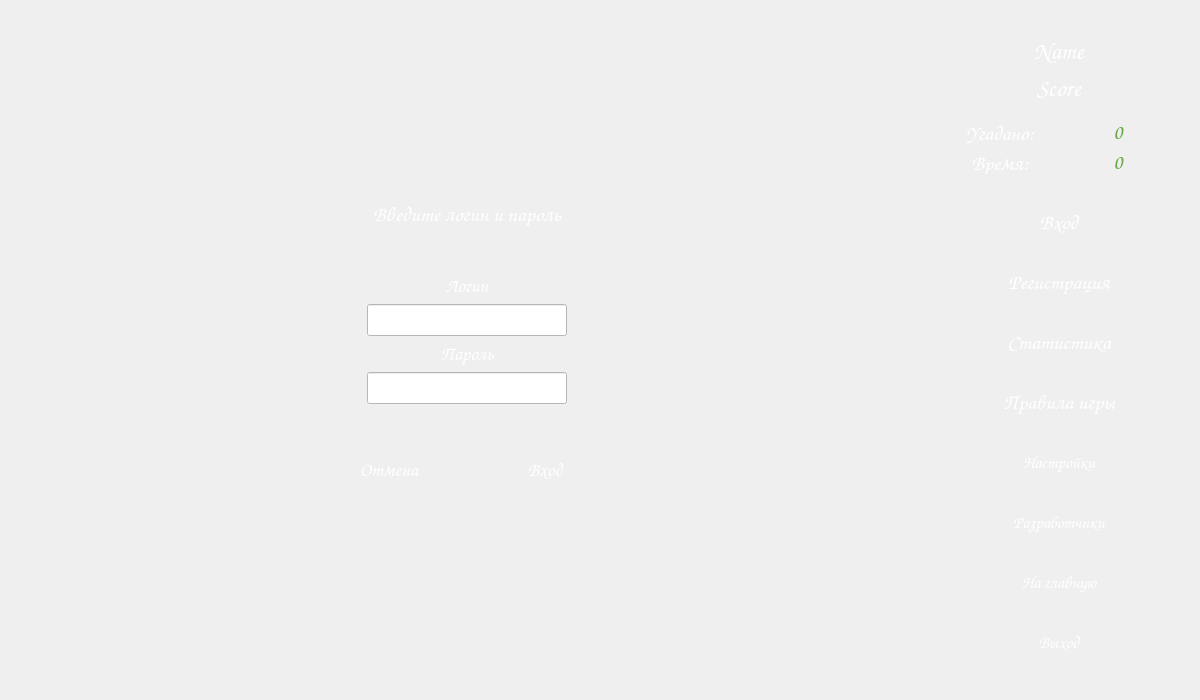
Above: mainwindow.ui from dronnikovigor/gui-1h2017-14 before the change. Below: the same form after it.
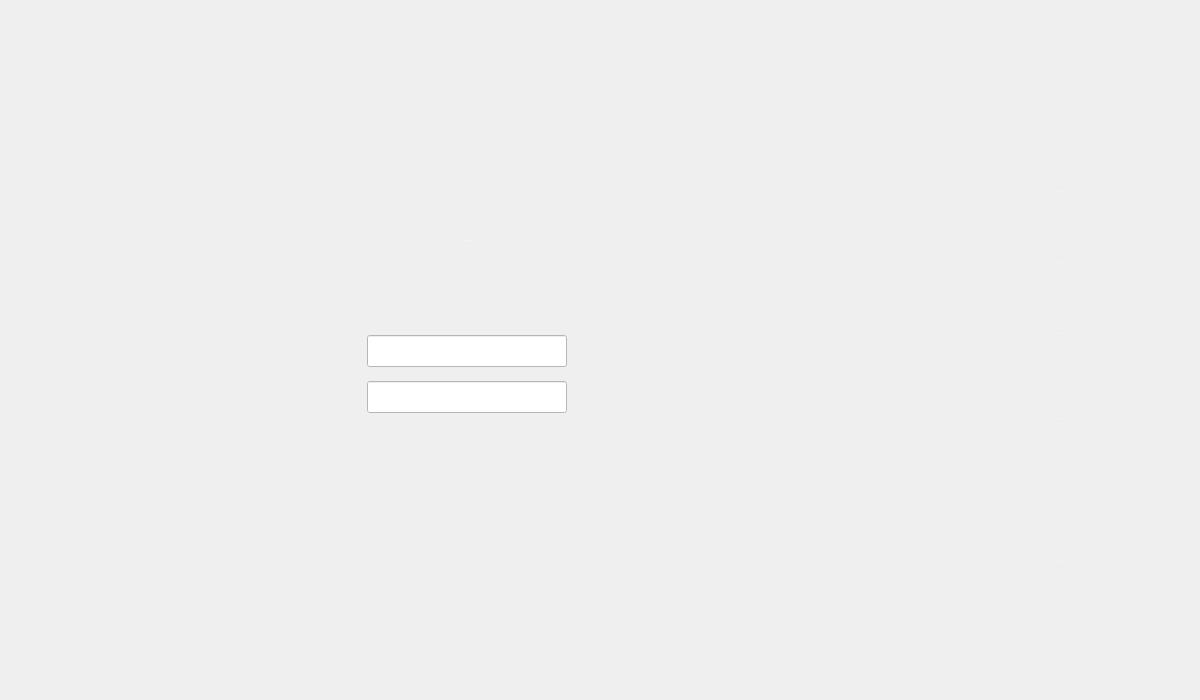
That is the form after the change. The open tabs and pages were chosen to show the change. Icons and pictures are not drawn.

Commit message: Fixed fonts sizes; Added about page

Patch:
```diff
--- a/mainwindow.ui
+++ b/mainwindow.ui
@@ -115,166 +115,54 @@
             </property>
             <layout class="QGridLayout" name="gridLayout">
              <item row="2" column="0">
-              <widget class="QLabel" name="label_5">
-               <property name="font">
-                <font>
-                 <family>Comic Sans MS</family>
-                 <pointsize>16</pointsize>
-                 <strikeout>false</strikeout>
-                 <kerning>true</kerning>
-                </font>
+              <spacer name="verticalSpacer_13">
+               <property name="orientation">
+                <enum>Qt::Vertical</enum>
                </property>
-               <property name="cursor">
-                <cursorShape>ArrowCursor</cursorShape>
+               <property name="sizeType">
+                <enum>QSizePolicy::Fixed</enum>
                </property>
-               <property name="autoFillBackground">
-                <bool>false</bool>
+               <property name="sizeHint" stdset="0">
+                <size>
+                 <width>20</width>
+                 <height>40</height>
+                </size>
                </property>
-               <property name="text">
-                <string>&lt;html&gt;&lt;head/&gt;&lt;body&gt;&lt;p align=&quot;center&quot;&gt;&lt;span style=&quot; color:#ffffff;&quot;&gt;Введите логин и пароль&lt;/span&gt;&lt;/p&gt;&lt;/body&gt;&lt;/html&gt;</string>
+              </spacer>
+             </item>
+             <item row="0" column="0">
+              <spacer name="verticalSpacer_12">
+               <property name="orientation">
+                <enum>Qt::Vertical</enum>
                </property>
-               <property name="textFormat">
-                <enum>Qt::AutoText</enum>
+               <property name="sizeType">
+                <enum>QSizePolicy::Fixed</enum>
                </property>
-               <property name="alignment">
-                <set>Qt::AlignCenter</set>
+               <property name="sizeHint" stdset="0">
+                <size>
+                 <width>20</width>
+                 <height>40</height>
+                </size>
                </property>
-              </widget>
+              </spacer>
              </item>
-             <item row="1" column="0">
+             <item row="4" column="0">
               <spacer name="verticalSpacer_14">
                <property name="orientation">
                 <enum>Qt::Vertical</enum>
                </property>
                <property name="sizeType">
-                <enum>QSizePolicy::Maximum</enum>
+                <enum>QSizePolicy::Fixed</enum>
                </property>
                <property name="sizeHint" stdset="0">
                 <size>
-                 <width>10</width>
+                 <width>20</width>
                  <height>40</height>
                 </size>
                </property>
               </spacer>
              </item>
-             <item row="6" column="0">
-              <layout class="QHBoxLayout" name="horizontalLayout_6">
-               <item>
-                <spacer name="horizontalSpacer_8">
-                 <property name="orientation">
-                  <enum>Qt::Horizontal</enum>
-                 </property>
-                 <property name="sizeHint" stdset="0">
-                  <size>
-                   <width>40</width>
-                   <height>20</height>
-                  </size>
-                 </property>
-                </spacer>
-               </item>
-               <item>
-                <widget class="QPushButton" name="cancelButton">
-                 <property name="sizePolicy">
-                  <sizepolicy hsizetype="Minimum" vsizetype="Fixed">
-                   <horstretch>0</horstretch>
-                   <verstretch>0</verstretch>
-                  </sizepolicy>
-                 </property>
-                 <property name="minimumSize">
-                  <size>
-                   <width>150</width>
-                   <height>40</height>
-                  </size>
-                 </property>
-                 <property name="maximumSize">
-                  <size>
-                   <width>230</width>
-                   <height>16777215</height>
-                  </size>
-                 </property>
-                 <property name="font">
-                  <font>
-                   <family>Comic Sans MS</family>
-                   <pointsize>14</pointsize>
-                   <weight>50</weight>
-                   <italic>false</italic>
-                   <bold>false</bold>
-                  </font>
-                 </property>
-                 <property name="styleSheet">
-                  <string notr="true">background-color: rgb(255, 255, 255);
-color: rgb(255, 255, 255);
-background-image: url(:/images/res/button.png);</string>
-                 </property>
-                 <property name="text">
-                  <string>Отмена</string>
-                 </property>
-                 <property name="flat">
-                  <bool>true</bool>
-                 </property>
-                </widget>
-               </item>
-               <item>
-                <widget class="QPushButton" name="loginButton_3">
-                 <property name="sizePolicy">
-                  <sizepolicy hsizetype="Minimum" vsizetype="Fixed">
-                   <horstretch>0</horstretch>
-                   <verstretch>0</verstretch>
-                  </sizepolicy>
-                 </property>
-                 <property name="minimumSize">
-                  <size>
-                   <width>150</width>
-                   <height>40</height>
-                  </size>
-                 </property>
-                 <property name="maximumSize">
-                  <size>
-                   <width>230</width>
-                   <height>16777215</height>
-                  </size>
-                 </property>
-                 <property name="font">
-                  <font>
-                   <family>Comic Sans MS</family>
-                   <pointsize>14</pointsize>
-                   <weight>50</weight>
-                   <italic>false</italic>
-                   <bold>false</bold>
-                  </font>
-                 </property>
-                 <property name="styleSheet">
-                  <string notr="true">background-color: rgb(255, 255, 255);
-color: rgb(255, 255, 255);
-background-image: url(:/images/res/button.png);</string>
-                 </property>
-                 <property name="text">
-                  <string>Вход</string>
-                 </property>
-                 <property name="flat">
-                  <bool>true</bool>
-                 </property>
-                </widget>
-               </item>
-               <item>
-                <spacer name="horizontalSpacer_11">
-                 <property name="orientation">
-                  <enum>Qt::Horizontal</enum>
-                 </property>
-                 <property name="sizeType">
-                  <enum>QSizePolicy::Expanding</enum>
-                 </property>
-                 <property name="sizeHint" stdset="0">
-                  <size>
-                   <width>20</width>
-                   <height>20</height>
-                  </size>
-                 </property>
-                </spacer>
-               </item>
-              </layout>
-             </item>
-             <item row="4" column="0">
+             <item row="3" column="0">
               <layout class="QHBoxLayout" name="horizontalLayout_9">
                <item>
                 <spacer name="horizontalSpacer_9">
@@ -296,14 +184,18 @@
                    <property name="font">
                     <font>
                      <family>Comic Sans MS</family>
-                     <pointsize>10</pointsize>
+                     <pointsize>-1</pointsize>
+                     <weight>50</weight>
+                     <italic>false</italic>
+                     <bold>false</bold>
                     </font>
                    </property>
                    <property name="styleSheet">
-                    <string notr="true"/>
+                    <string notr="true">color: rgb(255, 255, 255);
+font: 21px &quot;Comic Sans MS&quot;;</string>
                    </property>
                    <property name="text">
-                    <string>&lt;html&gt;&lt;head/&gt;&lt;body&gt;&lt;p align=&quot;center&quot;&gt;&lt;span style=&quot; font-size:14pt; color:#ffffff;&quot;&gt;Логин&lt;/span&gt;&lt;/p&gt;&lt;/body&gt;&lt;/html&gt;</string>
+                    <string>Логин</string>
                    </property>
                    <property name="alignment">
                     <set>Qt::AlignCenter</set>
@@ -337,11 +229,18 @@
                    <property name="font">
                     <font>
                      <family>Comic Sans MS</family>
-                     <pointsize>10</pointsize>
+                     <pointsize>-1</pointsize>
+                     <weight>50</weight>
+                     <italic>false</italic>
+                     <bold>false</bold>
                     </font>
                    </property>
+                   <property name="styleSheet">
+                    <string notr="true">color: rgb(255, 255, 255);
+font: 21px &quot;Comic Sans MS&quot;;</string>
+                   </property>
                    <property name="text">
-                    <string>&lt;html&gt;&lt;head/&gt;&lt;body&gt;&lt;p align=&quot;center&quot;&gt;&lt;span style=&quot; font-size:14pt; color:#ffffff;&quot;&gt;Пароль&lt;/span&gt;&lt;/p&gt;&lt;/body&gt;&lt;/html&gt;</string>
+                    <string>Пароль</string>
                    </property>
                    <property name="alignment">
                     <set>Qt::AlignCenter</set>
@@ -393,43 +292,165 @@
                </item>
               </layout>
              </item>
+             <item row="1" column="0">
+              <widget class="QLabel" name="label_5">
+               <property name="font">
+                <font>
+                 <family>Comic Sans MS</family>
+                 <pointsize>-1</pointsize>
+                 <weight>50</weight>
+                 <italic>false</italic>
+                 <bold>false</bold>
+                </font>
+               </property>
+               <property name="cursor">
+                <cursorShape>ArrowCursor</cursorShape>
+               </property>
+               <property name="autoFillBackground">
+                <bool>false</bool>
+               </property>
+               <property name="styleSheet">
+                <string notr="true">color: rgb(255, 255, 255);
+font: 26px &quot;Comic Sans MS&quot;;</string>
+               </property>
+               <property name="text">
+                <string>Введите логин и пароль</string>
+               </property>
+               <property name="textFormat">
+                <enum>Qt::AutoText</enum>
+               </property>
+               <property name="alignment">
+                <set>Qt::AlignCenter</set>
+               </property>
+              </widget>
+             </item>
              <item row="5" column="0">
-              <spacer name="verticalSpacer_12">
-               <property name="orientation">
-                <enum>Qt::Vertical</enum>
-               </property>
-               <property name="sizeType">
-                <enum>QSizePolicy::Maximum</enum>
-               </property>
-               <property name="sizeHint" stdset="0">
-                <size>
-                 <width>20</width>
-                 <height>40</height>
-                </size>
-               </property>
-              </spacer>
+              <layout class="QHBoxLayout" name="horizontalLayout_6">
+               <item>
+                <spacer name="horizontalSpacer_8">
+                 <property name="orientation">
+                  <enum>Qt::Horizontal</enum>
+                 </property>
+                 <property name="sizeHint" stdset="0">
+                  <size>
+                   <width>40</width>
+                   <height>20</height>
+                  </size>
+                 </property>
+                </spacer>
+               </item>
+               <item>
+                <widget class="QPushButton" name="cancelButton">
+                 <property name="sizePolicy">
+                  <sizepolicy hsizetype="Minimum" vsizetype="Fixed">
+                   <horstretch>0</horstretch>
+                   <verstretch>0</verstretch>
+                  </sizepolicy>
+                 </property>
+                 <property name="minimumSize">
+                  <size>
+                   <width>150</width>
+                   <height>40</height>
+                  </size>
+                 </property>
+                 <property name="maximumSize">
+                  <size>
+                   <width>230</width>
+                   <height>16777215</height>
+                  </size>
+                 </property>
+                 <property name="font">
+                  <font>
+                   <family>Comic Sans MS</family>
+                   <pointsize>-1</pointsize>
+                   <weight>50</weight>
+                   <italic>false</italic>
+                   <bold>false</bold>
+                  </font>
+                 </property>
+                 <property name="styleSheet">
+                  <string notr="true">background-color: rgb(255, 255, 255);
+color: rgb(255, 255, 255);
+background-image: url(:/images/res/button.png);
+font: 19px &quot;Comic Sans MS&quot;;</string>
+                 </property>
+                 <property name="text">
+                  <string>Отмена</string>
+                 </property>
+                 <property name="flat">
+                  <bool>true</bool>
+                 </property>
+                </widget>
+               </item>
+               <item>
+                <widget class="QPushButton" name="loginButton_3">
+                 <property name="sizePolicy">
+                  <sizepolicy hsizetype="Minimum" vsizetype="Fixed">
+                   <horstretch>0</horstretch>
+                   <verstretch>0</verstretch>
+                  </sizepolicy>
+                 </property>
+                 <property name="minimumSize">
+                  <size>
+                   <width>150</width>
+                   <height>40</height>
+                  </size>
+                 </property>
+                 <property name="maximumSize">
+                  <size>
+                   <width>230</width>
+                   <height>16777215</height>
+                  </size>
+                 </property>
+                 <property name="font">
+                  <font>
+                   <family>Comic Sans MS</family>
+                   <pointsize>-1</pointsize>
+                   <weight>50</weight>
+                   <italic>false</italic>
+                   <bold>false</bold>
+                  </font>
+                 </property>
+                 <property name="styleSheet">
+                  <string notr="true">background-color: rgb(255, 255, 255);
+color: rgb(255, 255, 255);
+background-image: url(:/images/res/button.png);
+font: 19px &quot;Comic Sans MS&quot;;</string>
+                 </property>
+                 <property name="text">
+                  <string>Вход</string>
+                 </property>
+                 <property name="flat">
+                  <bool>true</bool>
+                 </property>
+                </widget>
+               </item>
+               <item>
+                <spacer name="horizontalSpacer_11">
+                 <property name="orientation">
+                  <enum>Qt::Horizontal</enum>
+                 </property>
+                 <property name="sizeType">
+                  <enum>QSizePolicy::Expanding</enum>
+                 </property>
+                 <property name="sizeHint" stdset="0">
+                  <size>
+                   <width>20</width>
+                   <height>20</height>
+                  </size>
+                 </property>
+                </spacer>
+               </item>
+              </layout>
              </item>
-             <item row="3" column="0">
-              <spacer name="verticalSpacer_13">
-               <property name="orientation">
-                <enum>Qt::Vertical</enum>
-               </property>
-               <property name="sizeType">
-                <enum>QSizePolicy::Maximum</enum>
-               </property>
-               <property name="sizeHint" stdset="0">
-                <size>
-                 <width>20</width>
-                 <height>40</height>
-                </size>
-               </property>
-              </spacer>
-             </item>
-             <item row="7" column="0">
+             <item row="6" column="0">
               <spacer name="verticalSpacer_15">
                <property name="orientation">
                 <enum>Qt::Vertical</enum>
                </property>
+               <property name="sizeType">
+                <enum>QSizePolicy::Fixed</enum>
+               </property>
                <property name="sizeHint" stdset="0">
                 <size>
                  <width>20</width>
@@ -2598,10 +2619,21 @@
             <property name="font">
              <font>
               <family>Comic Sans MS</family>
+              <pointsize>-1</pointsize>
+              <weight>50</weight>
+              <italic>false</italic>
+              <bold>false</bold>
              </font>
             </property>
+            <property name="styleSheet">
+             <string notr="true">color: rgb(255, 255, 255);
+font: 21px &quot;Comic Sans MS&quot;;</string>
+            </property>
             <property name="text">
-             <string>&lt;html&gt;&lt;head/&gt;&lt;body&gt;&lt;p align=&quot;center&quot;&gt;&lt;span style=&quot; font-size:18pt; color:#ffffff;&quot;&gt;Name&lt;/span&gt;&lt;/p&gt;&lt;/body&gt;&lt;/html&gt;</string>
+             <string>Name</string>
+            </property>
+            <property name="alignment">
+             <set>Qt::AlignCenter</set>
             </property>
            </widget>
           </item>
@@ -2610,10 +2642,21 @@
             <property name="font">
              <font>
               <family>Comic Sans MS</family>
+              <pointsize>-1</pointsize>
+              <weight>50</weight>
+              <italic>false</italic>
+              <bold>false</bold>
              </font>
             </property>
+            <property name="styleSheet">
+             <string notr="true">color: rgb(255, 255, 255);
+font: 21px &quot;Comic Sans MS&quot;;</string>
+            </property>
             <property name="text">
-             <string>&lt;html&gt;&lt;head/&gt;&lt;body&gt;&lt;p align=&quot;center&quot;&gt;&lt;span style=&quot; font-size:18pt; color:#ffffff;&quot;&gt;Score&lt;/span&gt;&lt;/p&gt;&lt;/body&gt;&lt;/html&gt;</string>
+             <string>Score</string>
+            </property>
+            <property name="alignment">
+             <set>Qt::AlignCenter</set>
             </property>
            </widget>
           </item>
@@ -2640,7 +2683,10 @@
               <property name="font">
                <font>
                 <family>Comic Sans MS</family>
-                <pointsize>16</pointsize>
+                <pointsize>-1</pointsize>
+                <weight>50</weight>
+                <italic>false</italic>
+                <bold>false</bold>
                </font>
               </property>
               <property name="styleSheet">
@@ -2659,7 +2705,10 @@
               <property name="font">
                <font>
                 <family>Comic Sans MS</family>
-                <pointsize>16</pointsize>
+                <pointsize>-1</pointsize>
+                <weight>50</weight>
+                <italic>false</italic>
+                <bold>false</bold>
                </font>
               </property>
               <property name="styleSheet">
@@ -2678,7 +2727,10 @@
               <property name="font">
                <font>
                 <family>Comic Sans MS</family>
-                <pointsize>16</pointsize>
+                <pointsize>-1</pointsize>
+                <weight>50</weight>
+                <italic>false</italic>
+                <bold>false</bold>
                </font>
               </property>
               <property name="styleSheet">
@@ -2697,7 +2749,10 @@
               <property name="font">
                <font>
                 <family>Comic Sans MS</family>
-                <pointsize>16</pointsize>
+                <pointsize>-1</pointsize>
+                <weight>50</weight>
+                <italic>false</italic>
+                <bold>false</bold>
                </font>
               </property>
               <property name="styleSheet">
@@ -2752,7 +2807,7 @@
             <property name="font">
              <font>
               <family>Comic Sans MS</family>
-              <pointsize>16</pointsize>
+              <pointsize>-1</pointsize>
               <weight>50</weight>
               <italic>false</italic>
               <bold>false</bold>
@@ -2794,7 +2849,7 @@
             <property name="font">
              <font>
               <family>Comic Sans MS</family>
-              <pointsize>16</pointsize>
+              <pointsize>-1</pointsize>
               <weight>50</weight>
               <italic>false</italic>
               <bold>false</bold>
@@ -2836,7 +2891,7 @@
             <property name="font">
              <font>
               <family>Comic Sans MS</family>
-              <pointsize>16</pointsize>
+              <pointsize>-1</pointsize>
               <weight>50</weight>
               <italic>false</italic>
               <bold>false</bold>
@@ -2878,7 +2933,7 @@
             <property name="font">
              <font>
               <family>Comic Sans MS</family>
-              <pointsize>16</pointsize>
+              <pointsize>-1</pointsize>
               <weight>50</weight>
               <italic>false</italic>
               <bold>false</bold>
@@ -2936,7 +2991,7 @@
             <property name="font">
              <font>
               <family>Comic Sans MS</family>
-              <pointsize>13</pointsize>
+              <pointsize>-1</pointsize>
               <weight>50</weight>
               <italic>false</italic>
               <bold>false</bold>
@@ -2978,7 +3033,7 @@
             <property name="font">
              <font>
               <family>Comic Sans MS</family>
-              <pointsize>13</pointsize>
+              <pointsize>-1</pointsize>
               <weight>50</weight>
               <italic>false</italic>
               <bold>false</bold>
@@ -2990,7 +3045,7 @@
 background-image: url(:/images/res/button.png);</string>
             </property>
             <property name="text">
-             <string>Разработчики</string>
+             <string>Справка</string>
             </property>
             <property name="flat">
              <bool>true</bool>
@@ -3020,7 +3075,7 @@
             <property name="font">
              <font>
               <family>Comic Sans MS</family>
-              <pointsize>13</pointsize>
+              <pointsize>-1</pointsize>
               <weight>50</weight>
               <italic>false</italic>
               <bold>false</bold>
@@ -3062,7 +3117,7 @@
             <property name="font">
              <font>
               <family>Comic Sans MS</family>
-              <pointsize>13</pointsize>
+              <pointsize>-1</pointsize>
               <weight>50</weight>
               <italic>false</italic>
               <bold>false</bold>
```
Left out of the diff: 509 changed lines with no effect on the pictures. The commit also changes 5 other files.
